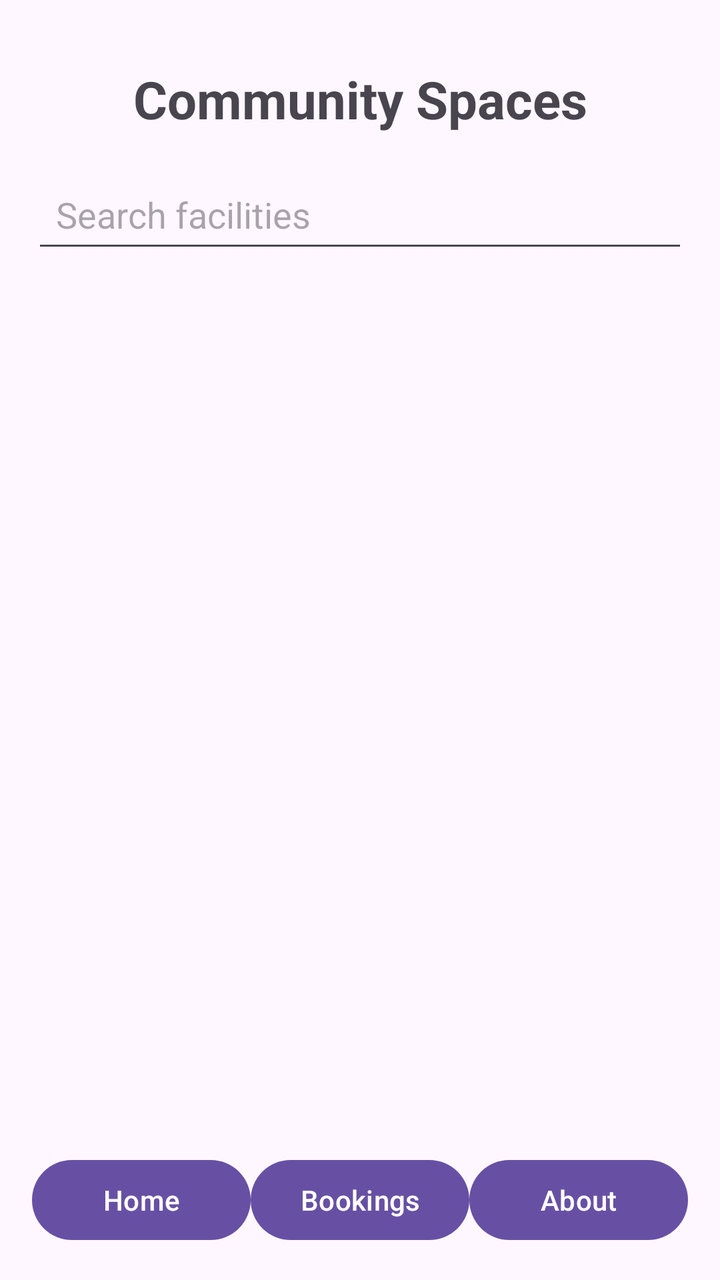
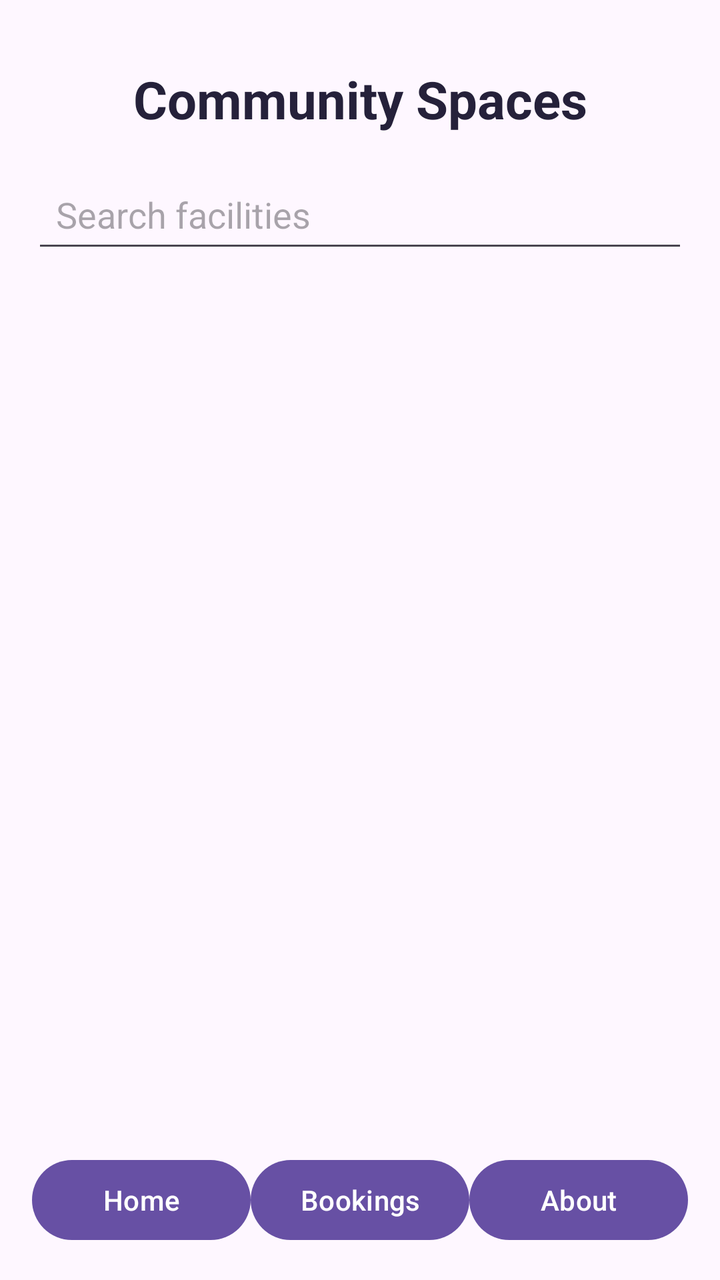

An Android layout rendered at two revisions. The XML below is the earlier revision; the diff shows what the commit changed to produce the second picture.
<!-- AndroidManifest.xml: application theme Theme.CommunitySpaceBooking -->
<!-- res/layout/activity_main.xml -->
<?xml version="1.0" encoding="utf-8"?>
<LinearLayout xmlns:android="http://schemas.android.com/apk/res/android"
    android:layout_width="match_parent"
    android:layout_height="match_parent"
    android:orientation="vertical"
    android:padding="16dp">

    <TextView
        android:layout_width="match_parent"
        android:layout_height="wrap_content"
        android:gravity="center"
        android:padding="16dp"
        android:text="Community Spaces"
        android:textSize="26sp"
        android:textStyle="bold" />

    <EditText
        android:id="@+id/searchFacilities"
        android:layout_width="match_parent"
        android:layout_height="wrap_content"
        android:hint="Search facilities"
        android:inputType="text"
        android:padding="12dp" />

    <androidx.recyclerview.widget.RecyclerView
        android:id="@+id/recyclerFacilities"
        android:layout_width="match_parent"
        android:layout_height="0dp"
        android:layout_weight="1"
        android:clipToPadding="false"
        android:paddingTop="12dp" />

    <LinearLayout
        android:layout_width="match_parent"
        android:layout_height="wrap_content"
        android:orientation="horizontal">

        <Button
            android:id="@+id/btnHome"
            android:layout_width="0dp"
            android:layout_height="wrap_content"
            android:layout_weight="1"
            android:text="Home" />

        <Button
            android:id="@+id/btnBookings"
            android:layout_width="0dp"
            android:layout_height="wrap_content"
            android:layout_weight="1"
            android:text="Bookings" />

        <Button
            android:id="@+id/btnAbout"
            android:layout_width="0dp"
            android:layout_height="wrap_content"
            android:layout_weight="1"
            android:text="About" />

    </LinearLayout>

</LinearLayout>
<!-- resources referenced by this layout -->
<resources>
  <style name="Theme.CommunitySpaceBooking" parent="Base.Theme.CommunitySpaceBooking" />
  <style name="Base.Theme.CommunitySpaceBooking" parent="Theme.Material3.DayNight.NoActionBar">
          
          
      </style>
</resources>

<!-- the commit's change to res/layout/activity_main.xml (unified diff, before → after) -->
@@ -6,13 +6,11 @@
     android:padding="16dp">
 
     <TextView
+        style="@style/AppScreenTitle"
         android:layout_width="match_parent"
         android:layout_height="wrap_content"
-        android:gravity="center"
-        android:padding="16dp"
-        android:text="Community Spaces"
-        android:textSize="26sp"
-        android:textStyle="bold" />
+        android:text="Community Spaces" />
+
 
     <EditText
         android:id="@+id/searchFacilities"
<!-- resource entries referenced after the edit -->
@@ -1,5 +1,12 @@
 <!-- resources referenced by this layout -->
 <resources>
+  <style name="AppScreenTitle">
+          <item name="android:textSize">26sp</item>
+          <item name="android:textStyle">bold</item>
+          <item name="android:textColor">#25213A</item>
+          <item name="android:gravity">center</item>
+          <item name="android:padding">16dp</item>
+      </style>
   <style name="Theme.CommunitySpaceBooking" parent="Base.Theme.CommunitySpaceBooking" />
   <style name="Base.Theme.CommunitySpaceBooking" parent="Theme.Material3.DayNight.NoActionBar">
           
